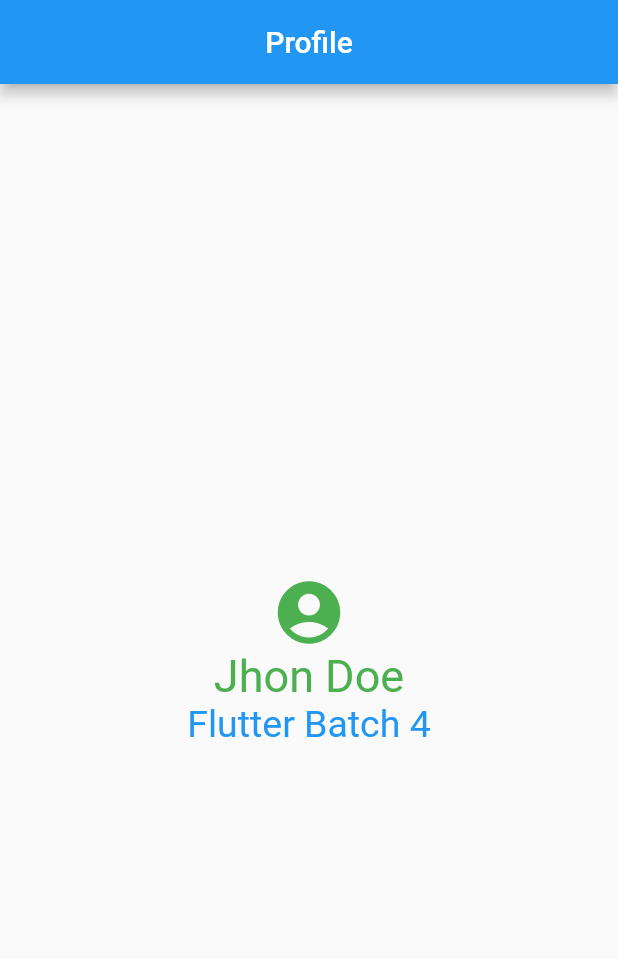
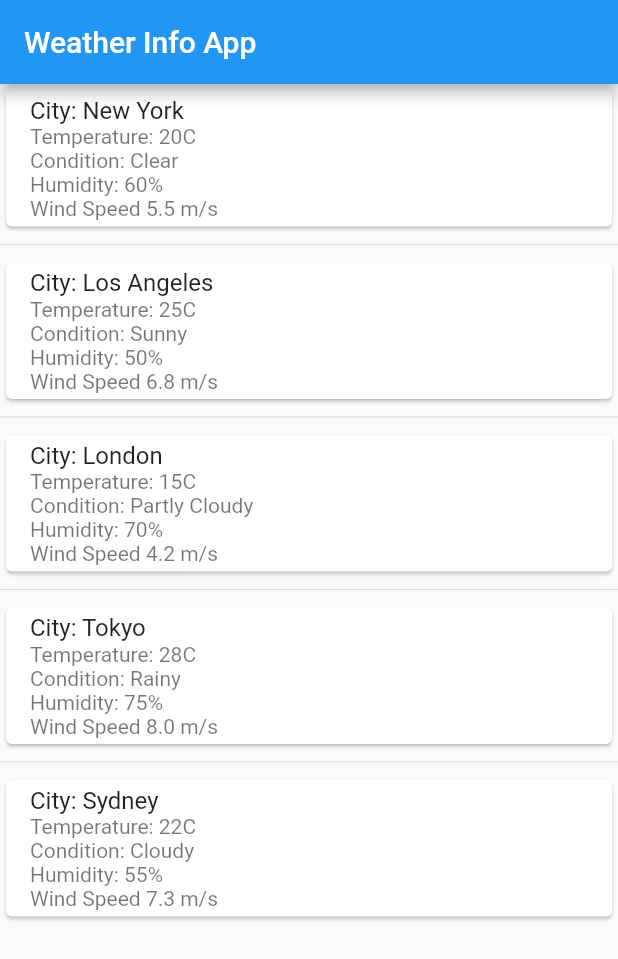
Before and after one commit to MrSohan10/Flutter-Live-Tests, a Flutter app: the screen it shows after launch, on a phone screen of 412 x 824 dp. Shown: the top 959 px of the screen. Run offline on Flutter 3.47's test engine with Material 2 defaults, Android fonts, the phone set to English and light mode, and no system bars.

```diff
--- a/lib/main.dart
+++ b/lib/main.dart
@@ -1,34 +1,17 @@
-import 'package:flutter/cupertino.dart';
 import 'package:flutter/material.dart';
+import 'package:flutter_live_test/screen/home_page.dart';
 
-void main() {
-  runApp(MyApp());
+void main(){
+  runApp(const WeatherApp());
 }
 
-class MyApp extends StatelessWidget {
+class WeatherApp extends StatelessWidget {
+  const WeatherApp({super.key});
+
   @override
   Widget build(BuildContext context) {
-    return MaterialApp(
-      home: Scaffold(
-        appBar: AppBar(
-          title: Text('Profile'),
-          centerTitle: true,
-        ),
-        body: Center(
-          child: Column(
-            mainAxisAlignment: MainAxisAlignment.center,
-            children: [
-              Icon(Icons.account_circle_rounded, size: 50, color: Colors.green),
-              Text('Jhon Doe',
-                  style: TextStyle(color: Colors.green, fontSize: 30)),
-              Text(
-                'Flutter Batch 4',
-                style: TextStyle(color: Colors.blue, fontSize: 25),
-              )
-            ],
-          ),
-        ),
-      ),
+    return const MaterialApp(
+      home: const HomePage(),
     );
   }
 }
--- /dev/null
+++ b/lib/screen/home_page.dart
@@ -0,0 +1,77 @@
+import 'package:flutter/material.dart';
+
+class HomePage extends StatefulWidget {
+  const HomePage({super.key});
+
+  @override
+  State<HomePage> createState() => _HomePageState();
+}
+
+class _HomePageState extends State<HomePage> {
+  List<dynamic> weatherInfo = [
+    {
+      "city": "New York",
+      "temperature": 20,
+      "condition": "Clear",
+      "humidity": 60,
+      "windSpeed": 5.5
+    },
+    {
+      "city": "Los Angeles",
+      "temperature": 25,
+      "condition": "Sunny",
+      "humidity": 50,
+      "windSpeed": 6.8
+    },
+    {
+      "city": "London",
+      "temperature": 15,
+      "condition": "Partly Cloudy",
+      "humidity": 70,
+      "windSpeed": 4.2
+    },
+    {
+      "city": "Tokyo",
+      "temperature": 28,
+      "condition": "Rainy",
+      "humidity": 75,
+      "windSpeed": 8.0
+    },
+    {
+      "city": "Sydney",
+      "temperature": 22,
+      "condition": "Cloudy",
+      "humidity": 55,
+      "windSpeed": 7.3
+    }
+  ];
+
+  @override
+  Widget build(BuildContext context) {
+    return Scaffold(
+      appBar: AppBar(
+        title: Text('Weather Info App'),
+      ),
+      body: ListView.separated(
+        itemCount: weatherInfo.length,
+        itemBuilder: (context, index) {
+          return Card(
+            child: ListTile(
+              title: Text('City: ${weatherInfo[index]["city"]}'),
+              subtitle: Column(
+                crossAxisAlignment: CrossAxisAlignment.start,
+                children: [
+                  Text('Temperature: ${weatherInfo[index]["temperature"].toString()}C'),
+                  Text('Condition: ${weatherInfo[index]["condition"].toString()}'),
+                  Text('Humidity: ${weatherInfo[index]["humidity"].toString()}%'),
+                  Text('Wind Speed ${weatherInfo[index]["windSpeed"].toString()} m/s'),
+                ],
+              ),
+            ),
+          );
+        },
+        separatorBuilder: (_, __) => Divider(),
+      ),
+    );
+  }
+}
```
